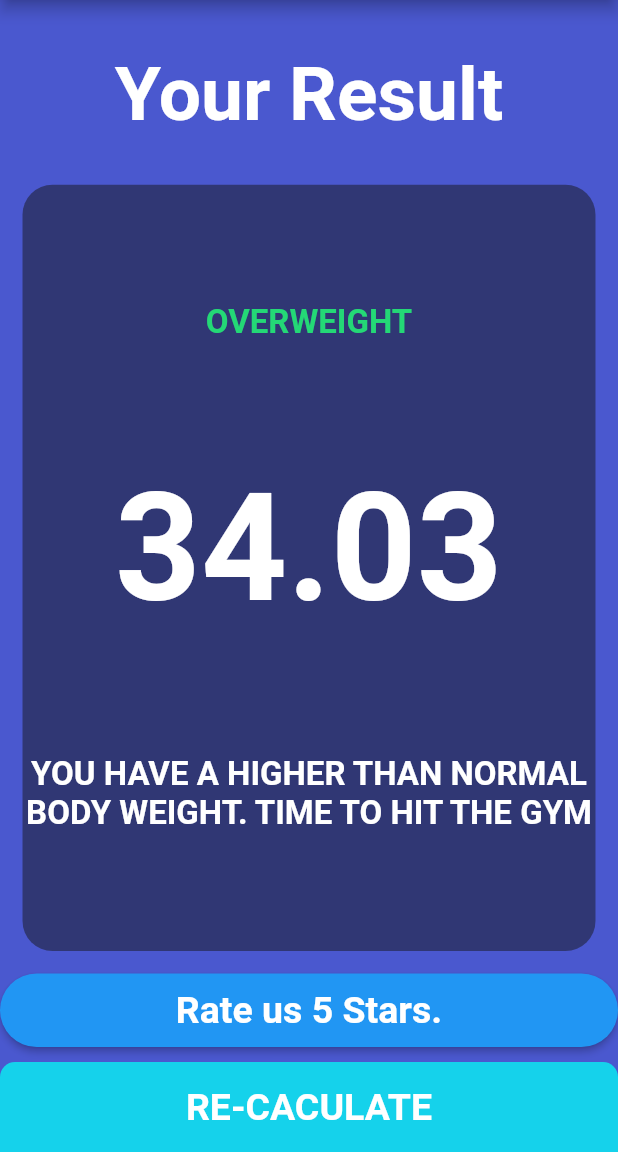
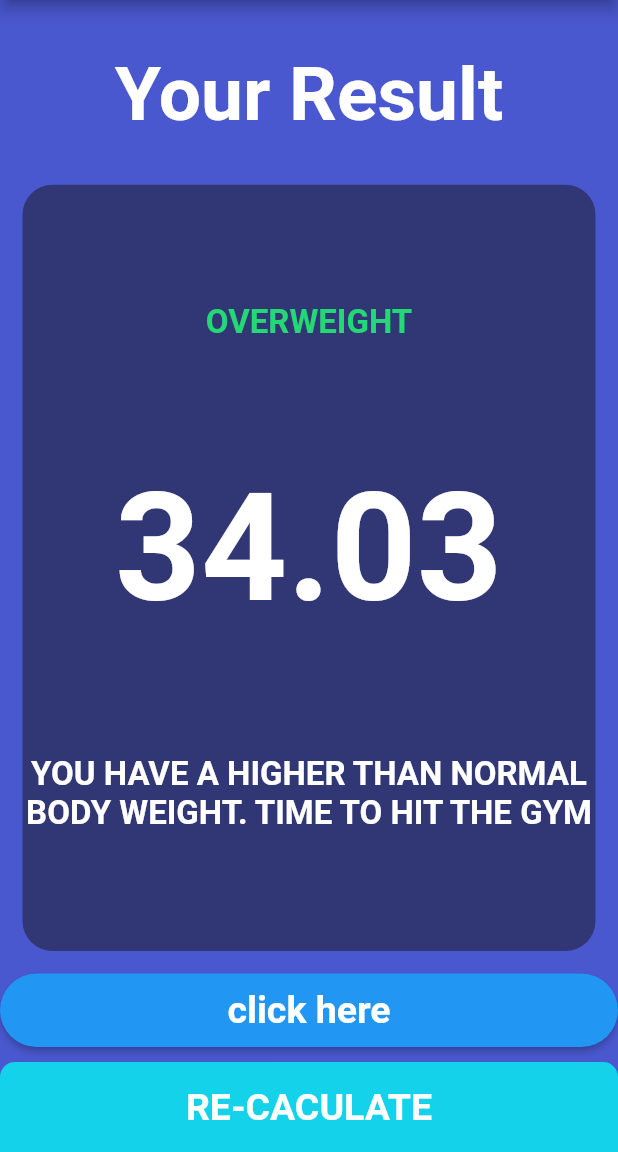
Before and after one commit to Team-CSI-Probation/Abhinav_Bmi_calculator, a Flutter app: the screen it shows after launch, after a tap on "CALCULATE", on a phone screen of 412 x 824 dp, the part 84-1236 px from its top. Run offline on Flutter 3.47's test engine with Material 2 defaults, Android fonts, the phone set to English and light mode, and no system bars; our stand-ins replace font_awesome_flutter.

Commit message:
2nd commit

```diff
--- a/lib/screens/result_page.dart
+++ b/lib/screens/result_page.dart
@@ -61,9 +61,10 @@ class ResultPage extends StatelessWidget {
               ),
             ),
           ),
-          ButtonWidget(text: 'Rate us 5 Stars.', onClicked: (){
+          ButtonWidget(text: 'click here', onClicked: (){
             final text1 = 'Thank you !';
-            final snackBar = SnackBar(content: Text(text1));
+            final snackBar = SnackBar(content: Center(child: Container (child: Text(text1,style: TextStyle(fontStyle: FontStyle.italic,fontSize: 50),),)));
+
             ScaffoldMessenger.of(context).showSnackBar(snackBar);
           },),
           BottomButton(
```
Also changed, not shown: pubspec.yaml (+6 -2 lines), images/BMI.png (added), pubspec.lock, 22 other files.
